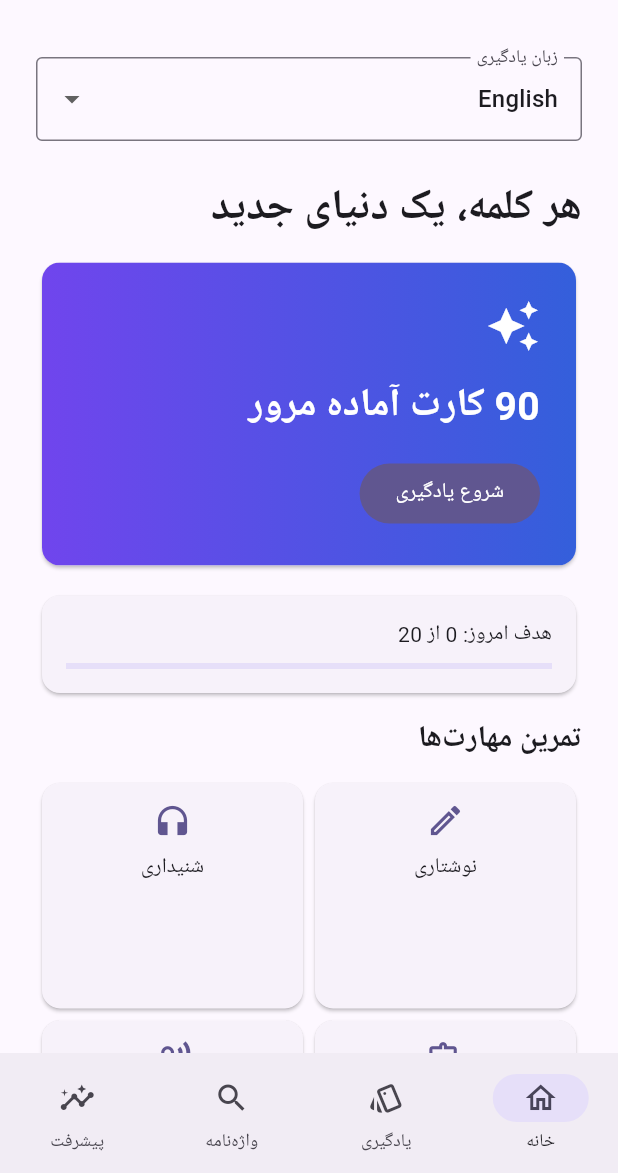
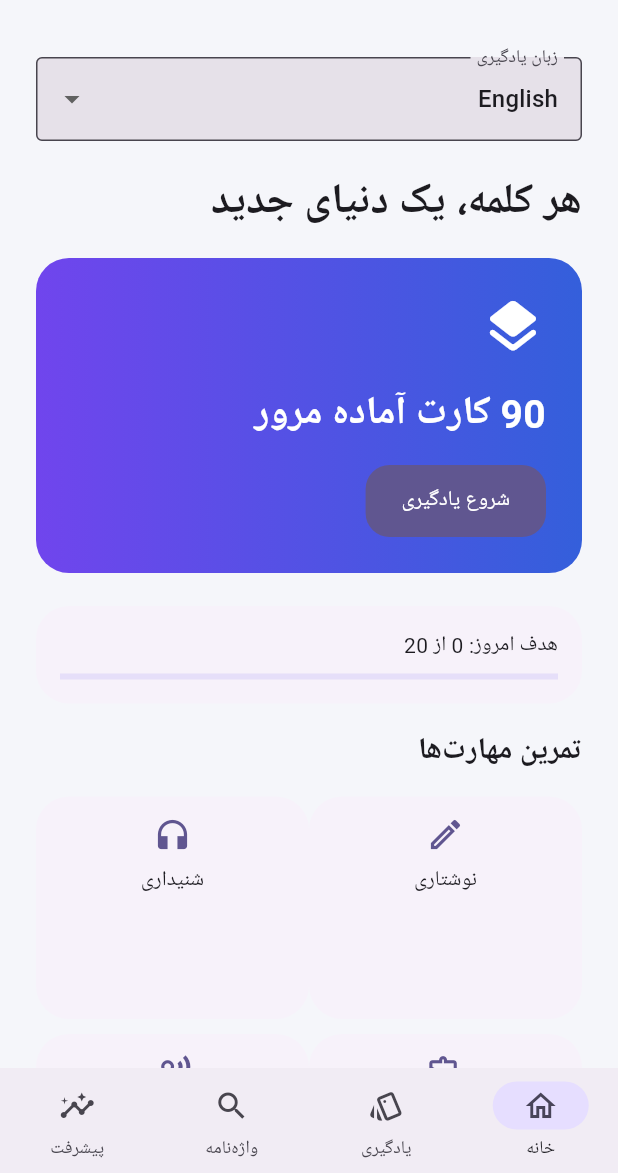
Before and after one commit to sahandse/Lango, a Flutter app: the screen it shows after launch, on a phone screen of 412 x 824 dp, the part 63-1236 px from its top. Run offline on Flutter 3.47's test engine with Material 3 defaults, Android fonts, the phone set to English and light mode, and no system bars; our stand-ins replace flutter_tts, shared_preferences; missing offline and left inert: fsrs.

Commit message:
Apply shared Lango visual identity across app screens

```diff
--- a/lib/main.dart
+++ b/lib/main.dart
@@ -1,5 +1,6 @@
 import 'vocabulary.dart';
 import 'games.dart';
+import 'lango_theme.dart';
 import 'fsrs_review.dart';
 import 'package:flutter/material.dart';
 import 'package:flutter_localizations/flutter_localizations.dart';
@@ -28,8 +29,8 @@ class _LangoState extends State<Lango> {
     title:'Lango', debugShowCheckedModeBanner:false,
     locale:const Locale('fa'), supportedLocales:const [Locale('fa'),Locale('en')],
     localizationsDelegates:GlobalMaterialLocalizations.delegates,
-    theme:ThemeData(colorSchemeSeed:const Color(0xff7051ed),useMaterial3:true,brightness:Brightness.light),
-    darkTheme:ThemeData(colorSchemeSeed:const Color(0xff7051ed),useMaterial3:true,brightness:Brightness.dark),
+    theme:langoTheme(Brightness.light),
+    darkTheme:langoTheme(Brightness.dark),
     themeMode:dark?ThemeMode.dark:ThemeMode.light,
     home:Study(prefs:widget.prefs,dark:dark,onTheme:() {setState(()=>dark=!dark);widget.prefs.setBool('dark',dark);}),
   );
@@ -109,12 +110,12 @@ class _StudyState extends State<Study> {
       ]),
       body:SafeArea(child:Center(child:ConstrainedBox(constraints:const BoxConstraints(maxWidth:620),child:ListView(padding:const EdgeInsets.all(24),children:[
         DropdownButtonFormField<String>(value:language,decoration:const InputDecoration(labelText:'زبان یادگیری',border:OutlineInputBorder()),items:names.entries.map((e)=>DropdownMenuItem(value:e.key,child:Text(e.value))).toList(),onChanged:(v){if(v==null)return;setState((){language=v;accent=accents[v]!.contains(widget.prefs.getString('accent:$v'))?widget.prefs.getString('accent:$v')!:accents[v]!.first;reset();});widget.prefs.setString('language',v);}),
-        const SizedBox(height:24),
+        const SizedBox(height:20),
         if(tab==0)...[
           const Text('هر کلمه، یک دنیای جدید',style:TextStyle(fontSize:28,fontWeight:FontWeight.bold)),
           const SizedBox(height:12),
           Card(clipBehavior:Clip.antiAlias,child:Container(decoration:const BoxDecoration(gradient:LinearGradient(colors:[Color(0xff7045ed),Color(0xff345fdb)])),child:Padding(padding:const EdgeInsets.all(24),child:Column(crossAxisAlignment:CrossAxisAlignment.start,children:[
-            const Icon(Icons.auto_awesome,color:Colors.white,size:36),const SizedBox(height:16),Text('${queue.length} کارت آماده مرور',style:const TextStyle(fontSize:26,fontWeight:FontWeight.bold,color:Colors.white)),
+            const Icon(Icons.layers_rounded,color:Colors.white,size:44),const SizedBox(height:16),Text('${queue.length} کارت آماده مرور',style:const TextStyle(fontSize:26,fontWeight:FontWeight.bold,color:Colors.white)),
             const SizedBox(height:16),
             FilledButton(onPressed:()=>openMode('cards'),child:const Text('شروع یادگیری'))
           ])))),
```
